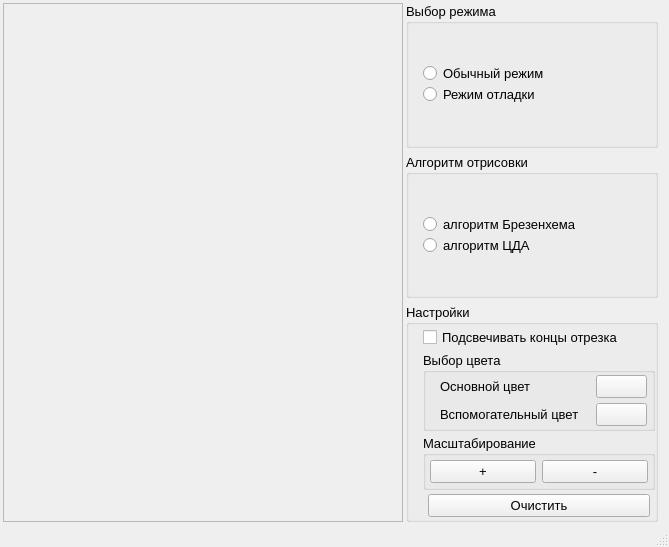
asvitenkov/GIIS, file mainwindow.ui: the form before one commit.
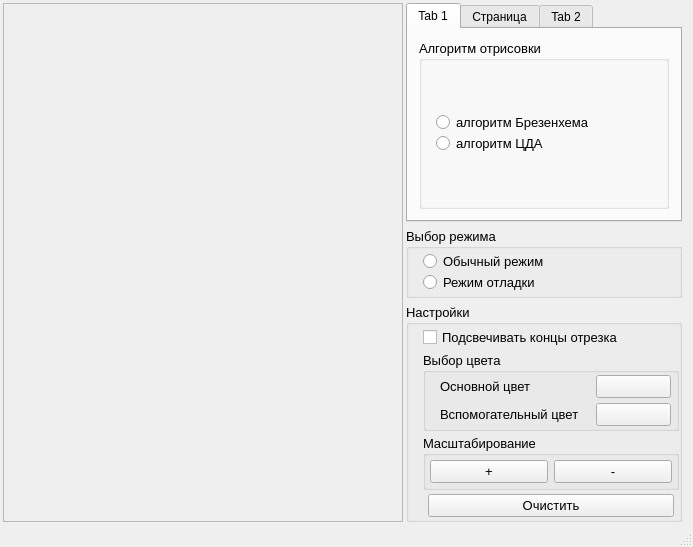
The form after the commit.

Commit message: Add abstract class for listeners work on listener DDA

```diff
--- a/mainwindow.ui
+++ b/mainwindow.ui
@@ -6,7 +6,7 @@
    <rect>
     <x>0</x>
     <y>0</y>
-    <width>669</width>
+    <width>691</width>
     <height>547</height>
    </rect>
   </property>
@@ -73,59 +73,16 @@
        <enum>QLayout::SetMinimumSize</enum>
       </property>
       <item>
-       <widget class="QGroupBox" name="boxSelectMode">
-        <property name="maximumSize">
-         <size>
-          <width>320</width>
-          <height>16777215</height>
-         </size>
-        </property>
-        <property name="font">
-         <font>
-          <pointsize>10</pointsize>
-         </font>
-        </property>
-        <property name="title">
-         <string>Выбор режима</string>
-        </property>
-        <layout class="QGridLayout" name="gridLayout_7">
-         <property name="leftMargin">
-          <number>14</number>
-         </property>
-         <property name="topMargin">
-          <number>2</number>
-         </property>
-         <property name="rightMargin">
+       <widget class="QTabWidget" name="tabWidget">
+        <property name="currentIndex">
           <number>0</number>
          </property>
-         <property name="bottomMargin">
-          <number>2</number>
-         </property>
+        <widget class="QWidget" name="tab">
+         <attribute name="title">
+          <string>Tab 1</string>
+         </attribute>
+         <layout class="QGridLayout" name="gridLayout_8">
          <item row="0" column="0">
-          <layout class="QVBoxLayout" name="verticalLayout_2">
-           <property name="spacing">
-            <number>0</number>
-           </property>
-           <item>
-            <widget class="QRadioButton" name="radioBtnDefaultMode">
-             <property name="text">
-              <string>Обычный режим</string>
-             </property>
-            </widget>
-           </item>
-           <item>
-            <widget class="QRadioButton" name="radioBtnDebugMode">
-             <property name="text">
-              <string>Режим отладки</string>
-             </property>
-            </widget>
-           </item>
-          </layout>
-         </item>
-        </layout>
-       </widget>
-      </item>
-      <item>
        <widget class="QGroupBox" name="groupBox">
         <property name="minimumSize">
          <size>
@@ -197,6 +154,73 @@
         </layout>
        </widget>
       </item>
+         </layout>
+        </widget>
+        <widget class="QWidget" name="tab_3">
+         <attribute name="title">
+          <string>Страница</string>
+         </attribute>
+        </widget>
+        <widget class="QWidget" name="tab_2">
+         <attribute name="title">
+          <string>Tab 2</string>
+         </attribute>
+        </widget>
+       </widget>
+      </item>
+      <item>
+       <widget class="QGroupBox" name="boxSelectMode">
+        <property name="maximumSize">
+         <size>
+          <width>320</width>
+          <height>16777215</height>
+         </size>
+        </property>
+        <property name="font">
+         <font>
+          <pointsize>10</pointsize>
+         </font>
+        </property>
+        <property name="title">
+         <string>Выбор режима</string>
+        </property>
+        <layout class="QGridLayout" name="gridLayout_7">
+         <property name="leftMargin">
+          <number>14</number>
+         </property>
+         <property name="topMargin">
+          <number>2</number>
+         </property>
+         <property name="rightMargin">
+          <number>0</number>
+         </property>
+         <property name="bottomMargin">
+          <number>2</number>
+         </property>
+         <item row="0" column="0">
+          <layout class="QVBoxLayout" name="verticalLayout_2">
+           <property name="spacing">
+            <number>0</number>
+           </property>
+           <item>
+            <widget class="QRadioButton" name="radioBtnDefaultMode">
+             <property name="text">
+              <string>Обычный режим</string>
+             </property>
+            </widget>
+           </item>
+           <item>
+            <widget class="QRadioButton" name="radioBtnDebugMode">
+             <property name="text">
+              <string>Режим отладки</string>
+             </property>
+            </widget>
+           </item>
+          </layout>
+         </item>
+        </layout>
+       </widget>
+      </item>
       <item>
        <widget class="QGroupBox" name="boxSettings">
         <property name="maximumSize">
```
Left out of the diff: 2 changed lines with no effect on the pictures. Lines whose indentation alone changed are shown as unchanged. The commit also changes 9 other files.
